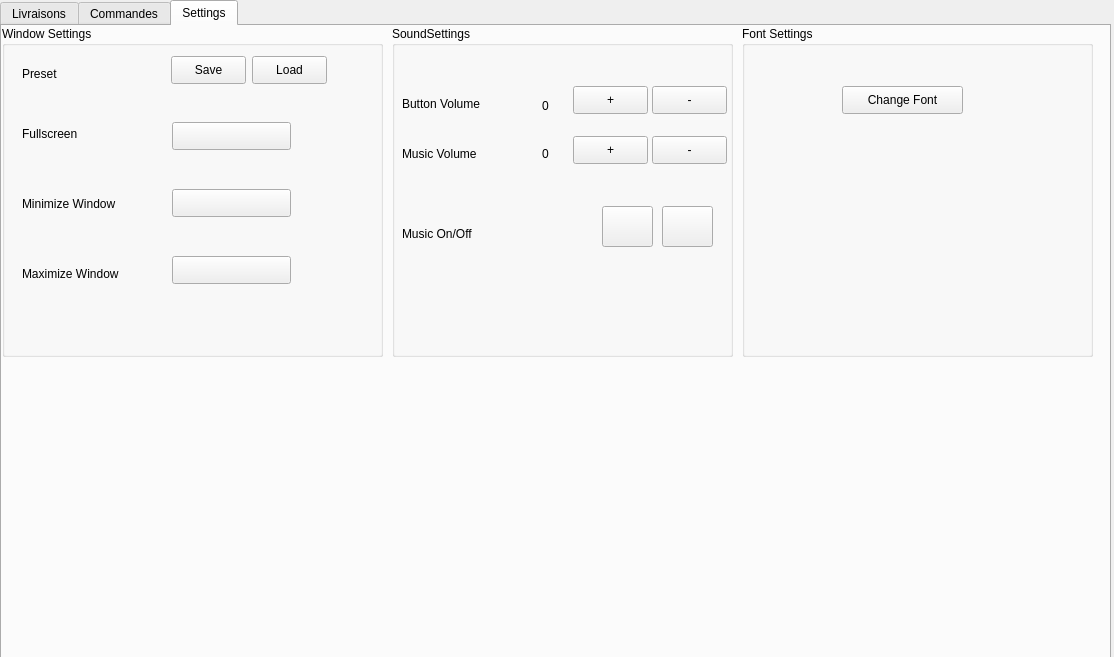
medhama/ThePieChart, file Projet_2a/gestionlivraisons.ui: the form before one commit.
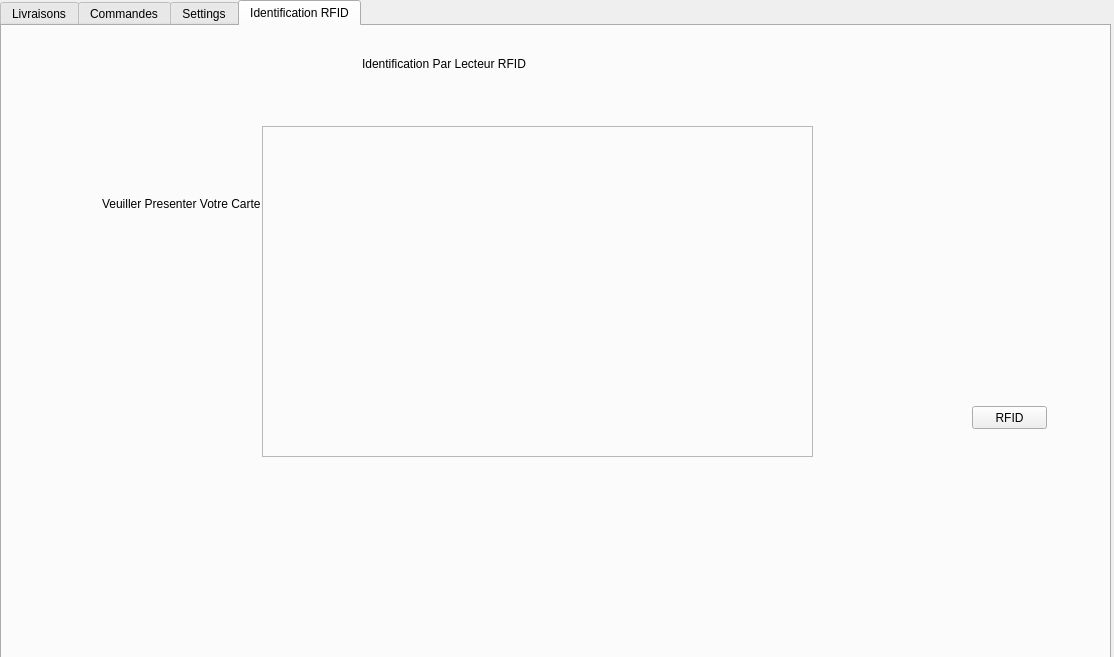
The form after the commit. Icons and pictures are not drawn.

The edit to the form file:
```diff
--- a/Projet_2a/gestionlivraisons.ui
+++ b/Projet_2a/gestionlivraisons.ui
@@ -26,7 +26,7 @@
     <string notr="true"/>
    </property>
    <property name="currentIndex">
-    <number>2</number>
+    <number>3</number>
    </property>
    <widget class="QWidget" name="La_Livraison">
     <attribute name="title">
@@ -1437,6 +1437,69 @@
     <zorder>widget_5</zorder>
     <zorder>widget_6</zorder>
    </widget>
+   <widget class="QWidget" name="tab_2">
+    <attribute name="title">
+     <string>Identification RFID</string>
+    </attribute>
+    <widget class="QPushButton" name="pushButton_12">
+     <property name="geometry">
+      <rect>
+       <x>970</x>
+       <y>380</y>
+       <width>75</width>
+       <height>23</height>
+      </rect>
+     </property>
+     <property name="text">
+      <string>RFID</string>
+     </property>
+    </widget>
+    <widget class="QFrame" name="frame">
+     <property name="geometry">
+      <rect>
+       <x>260</x>
+       <y>100</y>
+       <width>551</width>
+       <height>331</height>
+      </rect>
+     </property>
+     <property name="styleSheet">
+      <string notr="true">image: url(:/new/prefix1/pics/rfid-lecteur-de-controle-d-acces-ic-lecteur-de-car.jpg);</string>
+     </property>
+     <property name="frameShape">
+      <enum>QFrame::StyledPanel</enum>
+     </property>
+     <property name="frameShadow">
+      <enum>QFrame::Raised</enum>
+     </property>
+    </widget>
+    <widget class="QLabel" name="label_18">
+     <property name="geometry">
+      <rect>
+       <x>360</x>
+       <y>30</y>
+       <width>241</width>
+       <height>16</height>
+      </rect>
+     </property>
+     <property name="text">
+      <string>Identification Par Lecteur RFID</string>
+     </property>
+    </widget>
+    <widget class="QLabel" name="label_19">
+     <property name="geometry">
+      <rect>
+       <x>100</x>
+       <y>170</y>
+       <width>201</width>
+       <height>16</height>
+      </rect>
+     </property>
+     <property name="text">
+      <string>Veuiller Presenter Votre Carte </string>
+     </property>
+    </widget>
+   </widget>
   </widget>
  </widget>
  <resources/>
```
